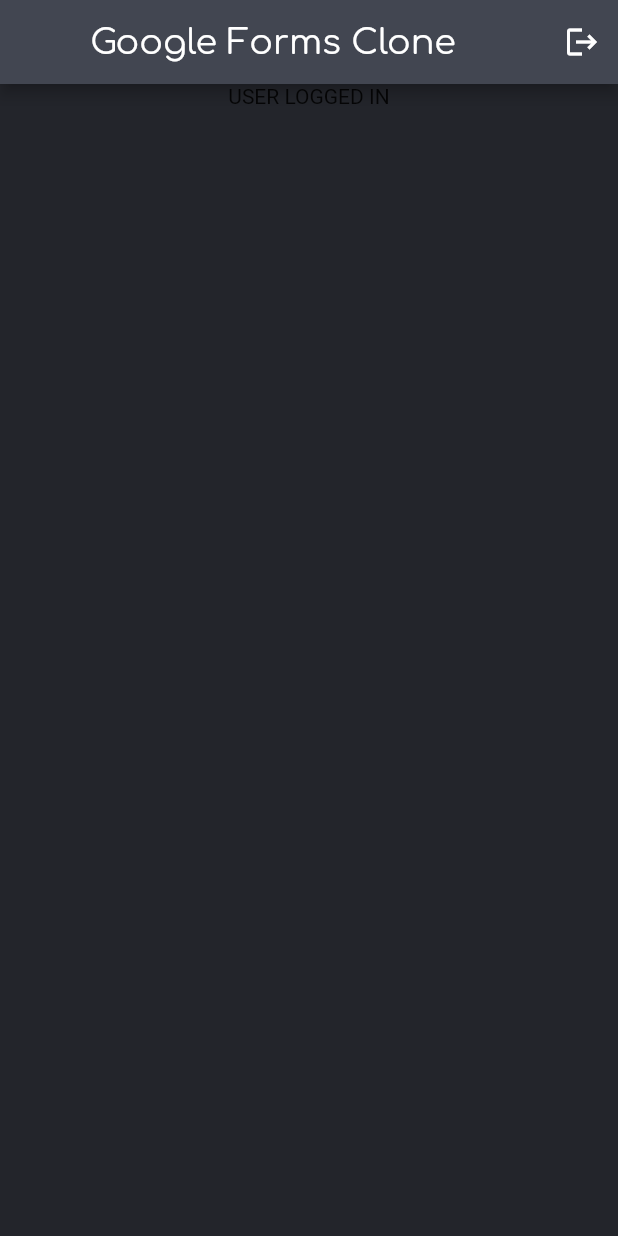
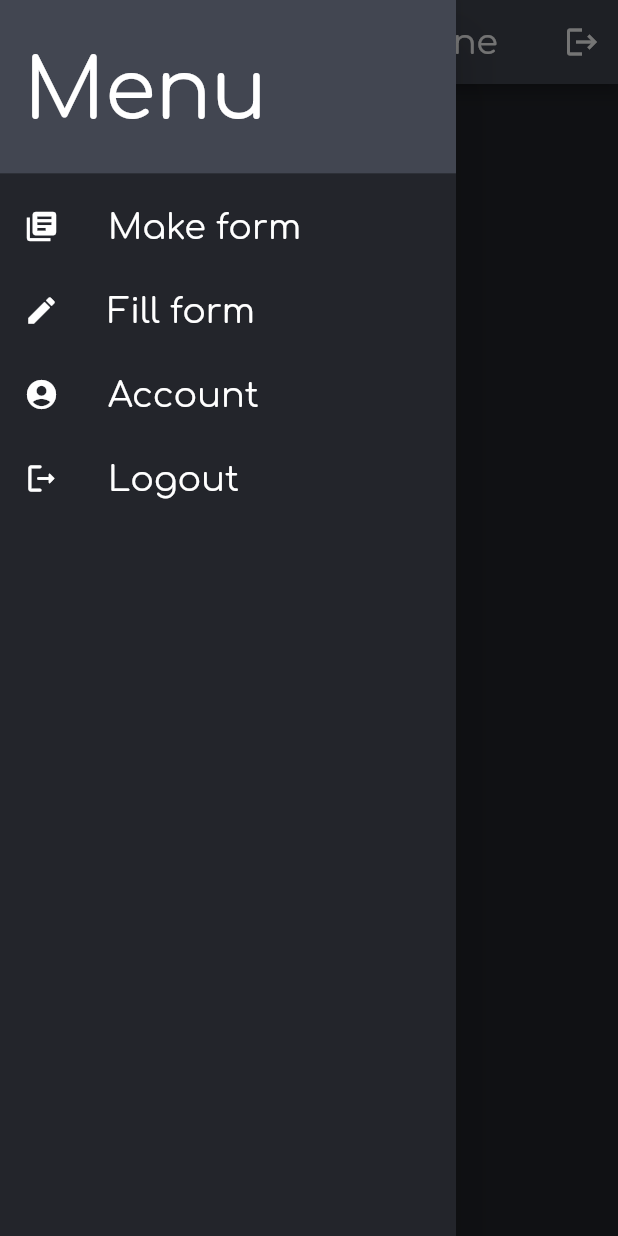
Before and after one commit to akashgayen/flutter-google-form-clone, a Flutter app: the screen it shows once a user with an empty profile is signed in, with the side drawer open (before the commit the screen has no drawer), on a phone screen of 412 x 824 dp. Run offline on Flutter 3.47's test engine with Material 2 defaults, Android fonts, the phone set to English and light mode, and no system bars; our stand-ins replace firebase_auth, firebase_core, google_sign_in, sizer; accounts and stored records are empty.

Commit message:
side drawer added for menu in hom page

```diff
--- a/lib/home.dart
+++ b/lib/home.dart
@@ -2,12 +2,19 @@
 import 'package:flutter/material.dart';
 import 'package:sizer/sizer.dart';
 
-class HomePage extends StatelessWidget {
+class HomePage extends StatefulWidget {
   const HomePage({super.key});
 
   @override
+  State<HomePage> createState() => _HomePageState();
+}
+
+class _HomePageState extends State<HomePage> {
+  bool isTapped = false;
+  @override
   Widget build(BuildContext context) {
-    return Sizer(builder: (context, orientation, deviceType) {
+    return Sizer(
+      builder: (context, orientation, deviceType) {
         return Scaffold(
           backgroundColor: const Color.fromARGB(255, 35, 37, 43),
           appBar: AppBar(
@@ -30,7 +37,7 @@
               ),
             ],
           ),
-        body:  Center(
+          body: Center(
             child: Column(
               children: const [
                 Text(
@@ -39,7 +46,107 @@
               ],
             ),
           ),
+          drawer: Drawer(
+            child: Container(
+              color: const Color.fromARGB(255, 35, 37, 43),
+              child: ListView(
+                padding: EdgeInsets.zero,
+                children: <Widget>[
+                  SizedBox(
+                    height: 15.h,
+                    child: DrawerHeader(
+                      curve: Curves.bounceInOut,
+                      decoration: const BoxDecoration(
+                        color: Color.fromARGB(255, 66, 70, 81),
+                      ),
+                      child: Row(
+                        crossAxisAlignment: CrossAxisAlignment.center,
+                        children: [
+                          Text(
+                            'Menu',
+                            style: TextStyle(
+                              fontFamily: 'Comfortaa',
+                              color: Colors.white,
+                              fontSize: 40.sp,
+                            ),
+                          ),
+                        ],
+                      ),
+                    ),
+                  ),
+                  ListTile(
+                    leading: Icon(
+                      Icons.library_books,
+                      color: Colors.white,
+                      size: 17.sp,
+                    ),
+                    title: Text(
+                      'Make form',
+                      style: TextStyle(
+                        fontFamily: 'Comfortaa',
+                        color: Colors.white,
+                        fontSize: 17.sp,
+                      ),
+                    ),
+                    onTap: () {},
+                  ),
+                  ListTile(
+                    leading: Icon(
+                      Icons.edit,
+                      size: 17.sp,
+                      color: Colors.white,
+                    ),
+                    title: Text(
+                      'Fill form',
+                      style: TextStyle(
+                        fontFamily: 'Comfortaa',
+                        color: Colors.white,
+                        fontSize: 17.sp,
+                      ),
+                    ),
+                    onTap: () {},
+                  ),
+                  ListTile(
+                    leading: Icon(
+                      Icons.account_circle_sharp,
+                      size: 17.sp,
+                      color: Colors.white,
+                    ),
+                    title: Text(
+                      "Account",
+                      style: TextStyle(
+                        fontFamily: 'Comfortaa',
+                        fontSize: 17.sp,
+                        color: Colors.white,
+                      ),
+                    ),
+                    onTap: () {},
+                  ),
+                  ListTile(
+                    splashColor: Colors.blue,
+                    leading: Icon(
+                      Icons.logout_rounded,
+                      size: 17.sp,
+                      color: Colors.white,
+                    ),
+                    title: Text(
+                      'Logout',
+                      style: TextStyle(
+                        fontFamily: 'Comfortaa',
+                        color: Colors.white,
+                        fontSize: 17.sp,
+                      ),
+                    ),
+                    onTap: () {
+                      FirebaseAuth.instance.signOut();
+                    },
+                  ),
+                ],
+              ),
+            ),
+          ),
         );
-    });
+      },
+    );
   }
 }
--- a/lib/login.dart
+++ b/lib/login.dart
@@ -34,8 +34,6 @@
           backgroundColor: const Color.fromARGB(255, 35, 37, 43),
           body: SingleChildScrollView(
             child: SafeArea(
-              child: Padding(
-                padding: EdgeInsets.symmetric(horizontal: 7.5.w),
               child: Column(
                 mainAxisAlignment: MainAxisAlignment.spaceAround,
                 children: [
@@ -105,7 +103,6 @@
               ),
             ),
           ),
-          ),
         );
       },
     );
```
Also changed, not shown: 1 other file. Lines whose indentation alone changed are shown as unchanged.
